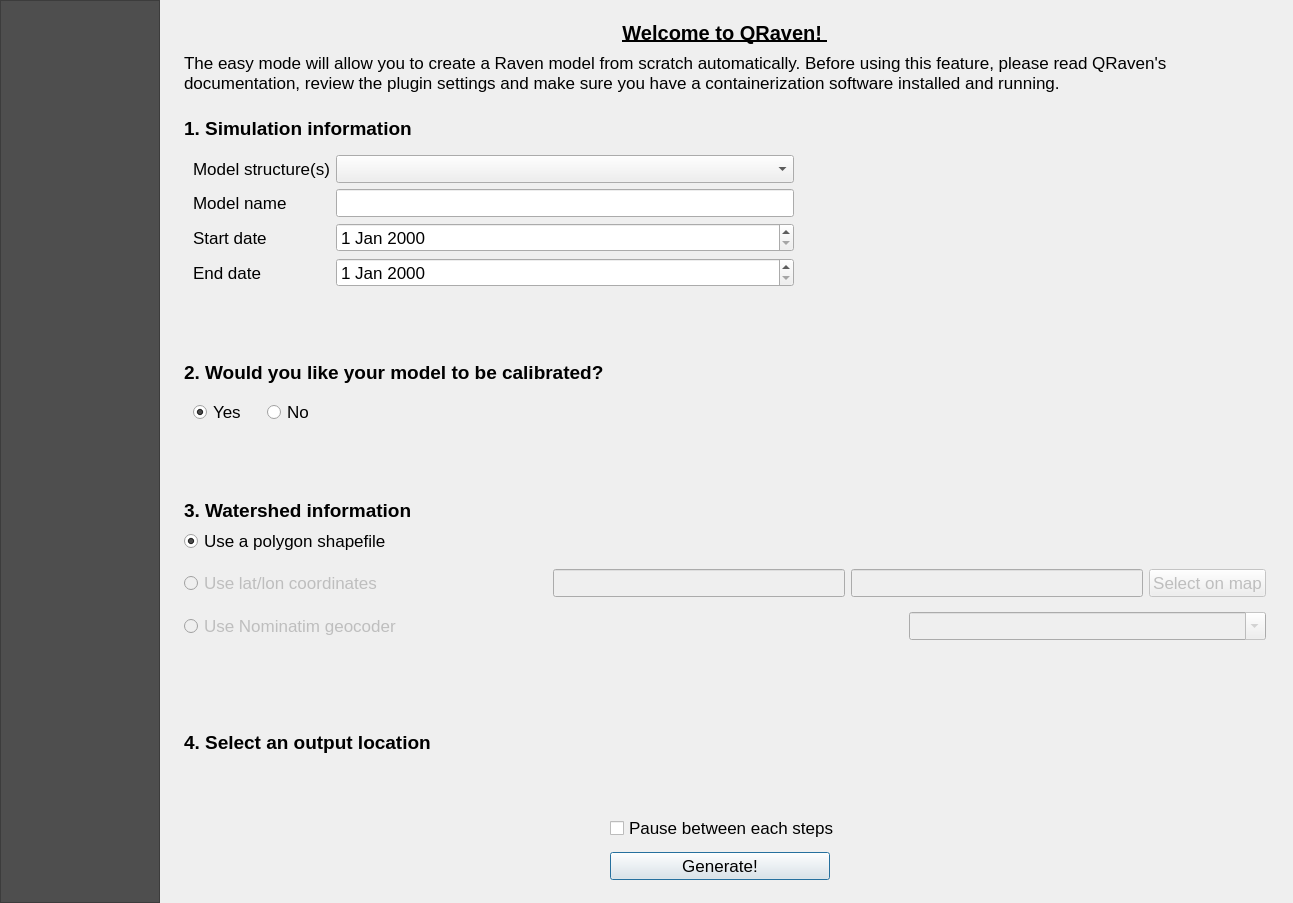
First picture: the form in qraven/qraven_dialog_base.ui, repository Scriptbash/QRaven, before the edit.
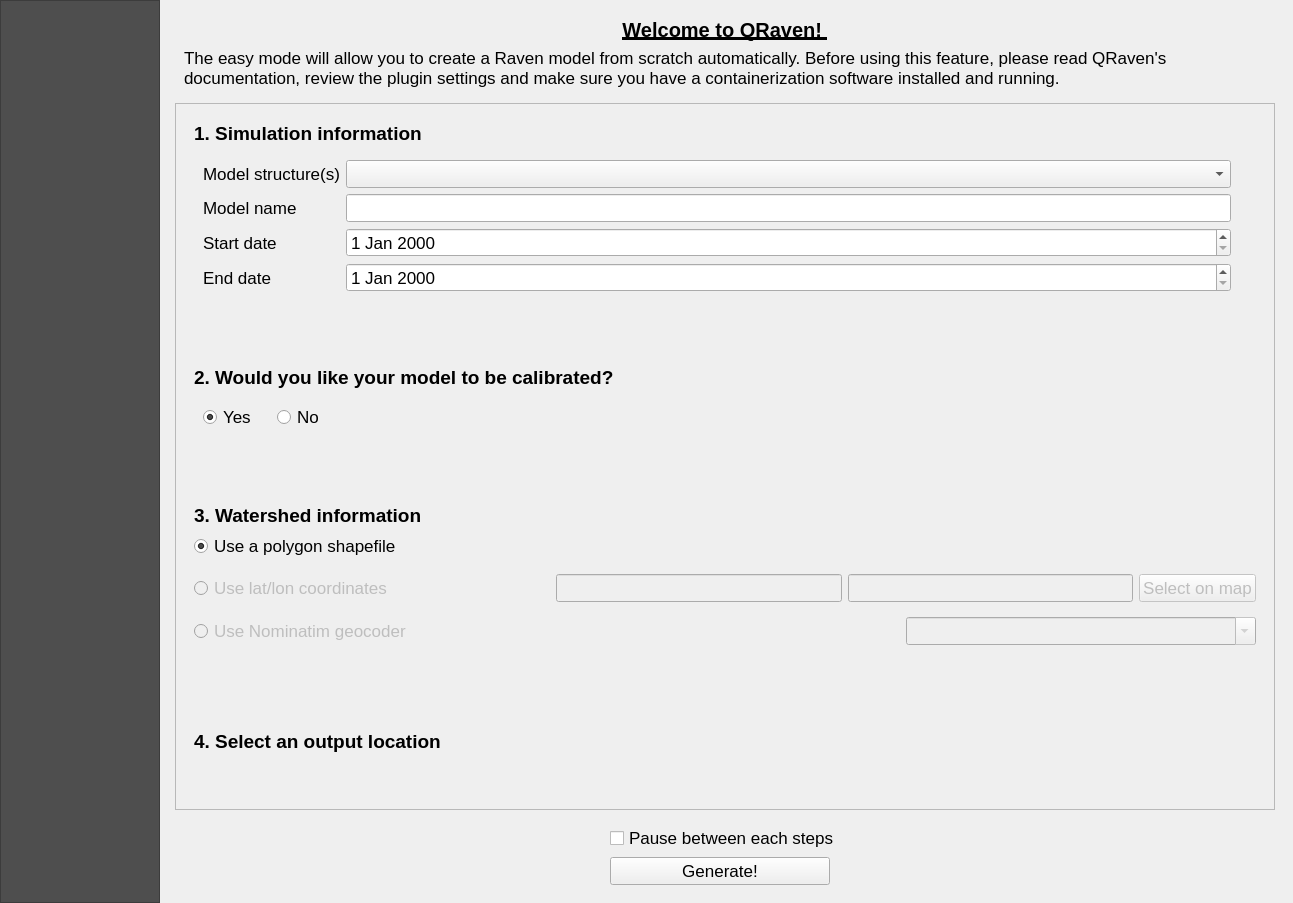
Second picture: the form after the edit. Icons and pictures are not drawn. Custom widgets are drawn as their Qt base class.

Commit message: Add scroll area to easy mode UI

Diff of the .ui file:
```diff
--- a/qraven/qraven_dialog_base.ui
+++ b/qraven/qraven_dialog_base.ui
@@ -116,274 +116,67 @@
         </property>
         <widget class="QWidget" name="thunderraven">
          <layout class="QGridLayout" name="gridLayout_55">
-          <item row="2" column="0">
-           <widget class="QWidget" name="widget_24" native="true">
-            <layout class="QGridLayout" name="gridLayout_56">
-             <property name="topMargin">
-              <number>50</number>
-             </property>
-             <item row="0" column="0">
-              <widget class="QLabel" name="label_132">
-               <property name="maximumSize">
-                <size>
-                 <width>16777215</width>
-                 <height>35</height>
-                </size>
-               </property>
-               <property name="font">
-                <font>
-                 <pointsize>14</pointsize>
-                 <weight>75</weight>
-                 <bold>true</bold>
-                </font>
-               </property>
-               <property name="text">
-                <string>2. Would you like your model to be calibrated?</string>
-               </property>
-              </widget>
-             </item>
              <item row="1" column="0">
-              <widget class="QWidget" name="widget_31" native="true">
-               <layout class="QGridLayout" name="gridLayout_64">
-                <item row="0" column="2">
-                 <widget class="QRadioButton" name="radioButton_5">
-                  <property name="text">
-                   <string>No</string>
-                  </property>
-                 </widget>
-                </item>
-                <item row="0" column="0">
-                 <widget class="QRadioButton" name="radioButton_4">
-                  <property name="text">
-                   <string>Yes</string>
-                  </property>
-                  <property name="checked">
+           <widget class="QScrollArea" name="scrollArea_5">
+            <property name="widgetResizable">
                    <bool>true</bool>
                   </property>
-                 </widget>
-                </item>
-                <item row="0" column="3">
-                 <spacer name="horizontalSpacer_38">
-                  <property name="orientation">
-                   <enum>Qt::Horizontal</enum>
-                  </property>
-                  <property name="sizeType">
-                   <enum>QSizePolicy::Expanding</enum>
-                  </property>
-                  <property name="sizeHint" stdset="0">
-                   <size>
-                    <width>800</width>
-                    <height>20</height>
-                   </size>
-                  </property>
-                 </spacer>
-                </item>
-                <item row="0" column="1">
-                 <spacer name="horizontalSpacer_42">
-                  <property name="orientation">
-                   <enum>Qt::Horizontal</enum>
-                  </property>
-                  <property name="sizeType">
-                   <enum>QSizePolicy::Fixed</enum>
-                  </property>
-                  <property name="sizeHint" stdset="0">
-                   <size>
-                    <width>15</width>
-                    <height>20</height>
-                   </size>
-                  </property>
-                 </spacer>
-                </item>
-               </layout>
-              </widget>
-             </item>
-            </layout>
-           </widget>
-          </item>
+            <widget class="QWidget" name="scrollAreaWidgetContents_5">
+             <property name="geometry">
+              <rect>
+               <x>0</x>
+               <y>0</y>
+               <width>931</width>
+               <height>746</height>
+              </rect>
+             </property>
+             <layout class="QGridLayout" name="gridLayout_73">
           <item row="0" column="0">
-           <widget class="QWidget" name="widget_25" native="true">
-            <layout class="QGridLayout" name="gridLayout_58">
-             <item row="0" column="0">
-              <widget class="QLabel" name="label_130">
-               <property name="font">
-                <font>
-                 <pointsize>15</pointsize>
-                 <weight>75</weight>
-                 <bold>true</bold>
-                 <underline>true</underline>
-                </font>
-               </property>
-               <property name="text">
-                <string>Welcome to QRaven! </string>
-               </property>
-               <property name="alignment">
-                <set>Qt::AlignCenter</set>
-               </property>
-              </widget>
-             </item>
-             <item row="1" column="0">
-              <widget class="QLabel" name="label_133">
-               <property name="text">
-                <string>The easy mode will allow you to create a Raven model from scratch automatically. Before using this feature, please read QRaven's documentation, review the plugin settings and make sure you have a containerization software installed and running.</string>
-               </property>
-               <property name="wordWrap">
-                <bool>true</bool>
-               </property>
-              </widget>
-             </item>
-            </layout>
-           </widget>
-          </item>
-          <item row="4" column="0">
-           <widget class="QWidget" name="widget_28" native="true">
-            <layout class="QGridLayout" name="gridLayout_61">
-             <property name="topMargin">
-              <number>50</number>
-             </property>
-             <item row="0" column="0">
-              <widget class="QLabel" name="label_135">
-               <property name="maximumSize">
-                <size>
-                 <width>16777215</width>
-                 <height>35</height>
-                </size>
-               </property>
-               <property name="font">
-                <font>
-                 <pointsize>14</pointsize>
-                 <weight>75</weight>
-                 <bold>true</bold>
-                </font>
-               </property>
-               <property name="text">
-                <string>4. Select an output location</string>
-               </property>
-              </widget>
-             </item>
-             <item row="1" column="0">
-              <widget class="QgsFileWidget" name="file_thunder_output">
-               <property name="storageMode">
-                <enum>QgsFileWidget::GetDirectory</enum>
-               </property>
-              </widget>
-             </item>
-             <item row="2" column="0">
-              <widget class="QLabel" name="lbl_thunder_output">
-               <property name="styleSheet">
-                <string notr="true">color:'red';</string>
-               </property>
-               <property name="text">
-                <string/>
-               </property>
-               <property name="alignment">
-                <set>Qt::AlignCenter</set>
-               </property>
-              </widget>
-             </item>
-            </layout>
-           </widget>
-          </item>
-          <item row="5" column="0">
-           <widget class="QWidget" name="widget_29" native="true">
-            <layout class="QGridLayout" name="gridLayout_62">
-             <item row="1" column="2">
-              <spacer name="horizontalSpacer_36">
-               <property name="orientation">
-                <enum>Qt::Horizontal</enum>
-               </property>
-               <property name="sizeHint" stdset="0">
-                <size>
-                 <width>40</width>
-                 <height>20</height>
-                </size>
-               </property>
-              </spacer>
-             </item>
-             <item row="1" column="0">
-              <spacer name="horizontalSpacer_35">
-               <property name="orientation">
-                <enum>Qt::Horizontal</enum>
-               </property>
-               <property name="sizeHint" stdset="0">
-                <size>
-                 <width>40</width>
-                 <height>20</height>
-                </size>
-               </property>
-              </spacer>
-             </item>
-             <item row="1" column="1">
-              <widget class="QPushButton" name="btn_thunder_generate">
-               <property name="enabled">
-                <bool>true</bool>
-               </property>
-               <property name="minimumSize">
-                <size>
-                 <width>150</width>
-                 <height>0</height>
-                </size>
-               </property>
-               <property name="maximumSize">
-                <size>
-                 <width>220</width>
-                 <height>16777215</height>
-                </size>
-               </property>
-               <property name="text">
-                <string>Generate!</string>
-               </property>
-              </widget>
-             </item>
-             <item row="0" column="1">
-              <widget class="QCheckBox" name="chk_thunder_pause">
-               <property name="text">
-                <string>Pause between each steps</string>
-               </property>
-              </widget>
-             </item>
-            </layout>
-           </widget>
-          </item>
-          <item row="1" column="0">
            <widget class="QWidget" name="widget_23" native="true">
             <layout class="QGridLayout" name="gridLayout_57">
              <item row="1" column="0">
               <widget class="QWidget" name="widget_30" native="true">
                <layout class="QGridLayout" name="gridLayout_63">
-                <item row="3" column="2">
-                 <spacer name="horizontalSpacer_37">
-                  <property name="orientation">
-                   <enum>Qt::Horizontal</enum>
-                  </property>
-                  <property name="sizeHint" stdset="0">
-                   <size>
-                    <width>40</width>
-                    <height>20</height>
-                   </size>
-                  </property>
-                 </spacer>
-                </item>
-                <item row="0" column="0">
-                 <widget class="QLabel" name="label_136">
-                  <property name="text">
-                   <string>Model structure(s)</string>
-                  </property>
-                 </widget>
-                </item>
-                <item row="4" column="0">
-                 <widget class="QLabel" name="label_138">
-                  <property name="text">
-                   <string>End date</string>
-                  </property>
-                 </widget>
-                </item>
+                    <property name="rightMargin">
+                     <number>12</number>
+                    </property>
                 <item row="2" column="1">
                  <widget class="QLineEdit" name="txt_thunder_model_name"/>
                 </item>
-                <item row="2" column="0">
-                 <widget class="QLabel" name="label_139">
+                    <item row="0" column="1">
+                     <widget class="QgsCheckableComboBox" name="mcombo_thunder_structure"/>
+                    </item>
+                    <item row="4" column="0">
+                     <widget class="QLabel" name="label_138">
                   <property name="text">
-                   <string>Model name</string>
+                       <string>End date</string>
+                      </property>
+                     </widget>
+                    </item>
+                    <item row="0" column="2">
+                     <widget class="QLabel" name="lbl_thunder_structure">
+                      <property name="styleSheet">
+                       <string notr="true">color:'red';</string>
+                      </property>
+                      <property name="text">
+                       <string/>
+                      </property>
+                     </widget>
+                    </item>
+                    <item row="2" column="2">
+                     <widget class="QLabel" name="lbl_thunder_name">
+                      <property name="styleSheet">
+                       <string notr="true">color:'red';</string>
+                      </property>
+                      <property name="text">
+                       <string/>
+                      </property>
+                     </widget>
+                    </item>
+                    <item row="0" column="0">
+                     <widget class="QLabel" name="label_136">
+                      <property name="text">
+                       <string>Model structure(s)</string>
                   </property>
                  </widget>
                 </item>
@@ -405,6 +198,13 @@
                   </property>
                  </widget>
                 </item>
+                    <item row="2" column="0">
+                     <widget class="QLabel" name="label_139">
+                      <property name="text">
+                       <string>Model name</string>
+                      </property>
+                     </widget>
+                    </item>
                 <item row="3" column="1">
                  <widget class="QDateEdit" name="date_thunder_start">
                   <property name="minimumDate">
@@ -416,29 +216,6 @@
                   </property>
                  </widget>
                 </item>
-                <item row="0" column="1">
-                 <widget class="QgsCheckableComboBox" name="mcombo_thunder_structure"/>
-                </item>
-                <item row="0" column="2">
-                 <widget class="QLabel" name="lbl_thunder_structure">
-                  <property name="styleSheet">
-                   <string notr="true">color:'red';</string>
-                  </property>
-                  <property name="text">
-                   <string/>
-                  </property>
-                 </widget>
-                </item>
-                <item row="2" column="2">
-                 <widget class="QLabel" name="lbl_thunder_name">
-                  <property name="styleSheet">
-                   <string notr="true">color:'red';</string>
-                  </property>
-                  <property name="text">
-                   <string/>
-                  </property>
-                 </widget>
-                </item>
                </layout>
               </widget>
              </item>
@@ -468,7 +245,7 @@
             </layout>
            </widget>
           </item>
-          <item row="3" column="0">
+              <item row="2" column="0">
            <widget class="QWidget" name="widget_26" native="true">
             <layout class="QGridLayout" name="gridLayout_59">
              <property name="topMargin">
@@ -590,6 +367,238 @@
                </property>
                <property name="checked">
                 <bool>true</bool>
+                   </property>
+                  </widget>
+                 </item>
+                </layout>
+               </widget>
+              </item>
+              <item row="1" column="0">
+               <widget class="QWidget" name="widget_24" native="true">
+                <layout class="QGridLayout" name="gridLayout_56">
+                 <property name="topMargin">
+                  <number>50</number>
+                 </property>
+                 <item row="0" column="0">
+                  <widget class="QLabel" name="label_132">
+                   <property name="maximumSize">
+                    <size>
+                     <width>16777215</width>
+                     <height>35</height>
+                    </size>
+                   </property>
+                   <property name="font">
+                    <font>
+                     <pointsize>14</pointsize>
+                     <weight>75</weight>
+                     <bold>true</bold>
+                    </font>
+                   </property>
+                   <property name="text">
+                    <string>2. Would you like your model to be calibrated?</string>
+                   </property>
+                  </widget>
+                 </item>
+                 <item row="1" column="0">
+                  <widget class="QWidget" name="widget_31" native="true">
+                   <layout class="QGridLayout" name="gridLayout_64">
+                    <item row="0" column="2">
+                     <widget class="QRadioButton" name="radioButton_5">
+                      <property name="text">
+                       <string>No</string>
+                      </property>
+                     </widget>
+                    </item>
+                    <item row="0" column="0">
+                     <widget class="QRadioButton" name="radioButton_4">
+                      <property name="text">
+                       <string>Yes</string>
+                      </property>
+                      <property name="checked">
+                       <bool>true</bool>
+                      </property>
+                     </widget>
+                    </item>
+                    <item row="0" column="3">
+                     <spacer name="horizontalSpacer_38">
+                      <property name="orientation">
+                       <enum>Qt::Horizontal</enum>
+                      </property>
+                      <property name="sizeType">
+                       <enum>QSizePolicy::Expanding</enum>
+                      </property>
+                      <property name="sizeHint" stdset="0">
+                       <size>
+                        <width>800</width>
+                        <height>20</height>
+                       </size>
+                      </property>
+                     </spacer>
+                    </item>
+                    <item row="0" column="1">
+                     <spacer name="horizontalSpacer_42">
+                      <property name="orientation">
+                       <enum>Qt::Horizontal</enum>
+                      </property>
+                      <property name="sizeType">
+                       <enum>QSizePolicy::Fixed</enum>
+                      </property>
+                      <property name="sizeHint" stdset="0">
+                       <size>
+                        <width>15</width>
+                        <height>20</height>
+                       </size>
+                      </property>
+                     </spacer>
+                    </item>
+                   </layout>
+                  </widget>
+                 </item>
+                </layout>
+               </widget>
+              </item>
+              <item row="3" column="0">
+               <widget class="QWidget" name="widget_28" native="true">
+                <layout class="QGridLayout" name="gridLayout_61">
+                 <property name="topMargin">
+                  <number>50</number>
+                 </property>
+                 <item row="0" column="0">
+                  <widget class="QLabel" name="label_135">
+                   <property name="maximumSize">
+                    <size>
+                     <width>16777215</width>
+                     <height>35</height>
+                    </size>
+                   </property>
+                   <property name="font">
+                    <font>
+                     <pointsize>14</pointsize>
+                     <weight>75</weight>
+                     <bold>true</bold>
+                    </font>
+                   </property>
+                   <property name="text">
+                    <string>4. Select an output location</string>
+                   </property>
+                  </widget>
+                 </item>
+                 <item row="1" column="0">
+                  <widget class="QgsFileWidget" name="file_thunder_output">
+                   <property name="storageMode">
+                    <enum>QgsFileWidget::GetDirectory</enum>
+                   </property>
+                  </widget>
+                 </item>
+                 <item row="2" column="0">
+                  <widget class="QLabel" name="lbl_thunder_output">
+                   <property name="styleSheet">
+                    <string notr="true">color:'red';</string>
+                   </property>
+                   <property name="text">
+                    <string/>
+                   </property>
+                   <property name="alignment">
+                    <set>Qt::AlignCenter</set>
+                   </property>
+                  </widget>
+                 </item>
+                </layout>
+               </widget>
+              </item>
+             </layout>
+            </widget>
+           </widget>
+          </item>
+          <item row="0" column="0">
+           <widget class="QWidget" name="widget_25" native="true">
+            <layout class="QGridLayout" name="gridLayout_58">
+             <item row="0" column="0">
+              <widget class="QLabel" name="label_130">
+               <property name="font">
+                <font>
+                 <pointsize>15</pointsize>
+                 <weight>75</weight>
+                 <bold>true</bold>
+                 <underline>true</underline>
+                </font>
+               </property>
+               <property name="text">
+                <string>Welcome to QRaven! </string>
+               </property>
+               <property name="alignment">
+                <set>Qt::AlignCenter</set>
+               </property>
+              </widget>
+             </item>
+             <item row="1" column="0">
+              <widget class="QLabel" name="label_133">
+               <property name="text">
+                <string>The easy mode will allow you to create a Raven model from scratch automatically. Before using this feature, please read QRaven's documentation, review the plugin settings and make sure you have a containerization software installed and running.</string>
+               </property>
+               <property name="wordWrap">
+                <bool>true</bool>
+               </property>
+              </widget>
+             </item>
+            </layout>
+           </widget>
+          </item>
+          <item row="5" column="0">
+           <widget class="QWidget" name="widget_29" native="true">
+            <layout class="QGridLayout" name="gridLayout_62">
+             <item row="1" column="2">
+              <spacer name="horizontalSpacer_36">
+               <property name="orientation">
+                <enum>Qt::Horizontal</enum>
+               </property>
+               <property name="sizeHint" stdset="0">
+                <size>
+                 <width>40</width>
+                 <height>20</height>
+                </size>
+               </property>
+              </spacer>
+             </item>
+             <item row="1" column="0">
+              <spacer name="horizontalSpacer_35">
+               <property name="orientation">
+                <enum>Qt::Horizontal</enum>
+               </property>
+               <property name="sizeHint" stdset="0">
+                <size>
+                 <width>40</width>
+                 <height>20</height>
+                </size>
+               </property>
+              </spacer>
+             </item>
+             <item row="1" column="1">
+              <widget class="QPushButton" name="btn_thunder_generate">
+               <property name="enabled">
+                <bool>true</bool>
+               </property>
+               <property name="minimumSize">
+                <size>
+                 <width>150</width>
+                 <height>0</height>
+                </size>
+               </property>
+               <property name="maximumSize">
+                <size>
+                 <width>220</width>
+                 <height>16777215</height>
+                </size>
+               </property>
+               <property name="text">
+                <string>Generate!</string>
+               </property>
+              </widget>
+             </item>
+             <item row="0" column="1">
+              <widget class="QCheckBox" name="chk_thunder_pause">
+               <property name="text">
+                <string>Pause between each steps</string>
                </property>
               </widget>
              </item>
```
Lines whose indentation alone changed are shown as unchanged.
